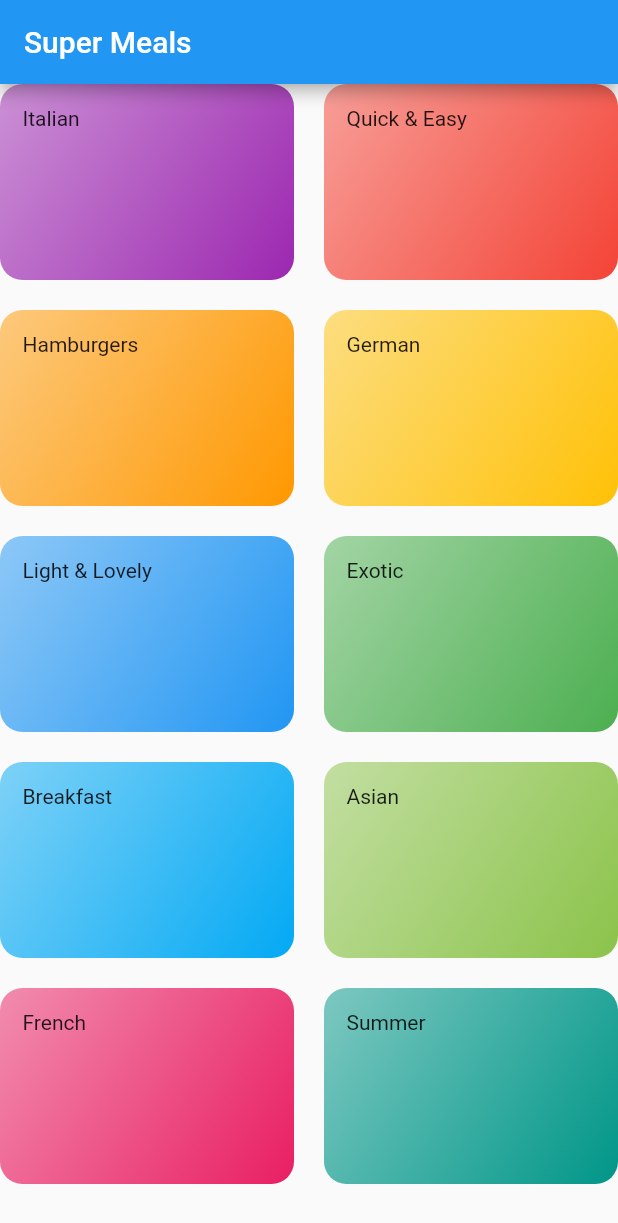
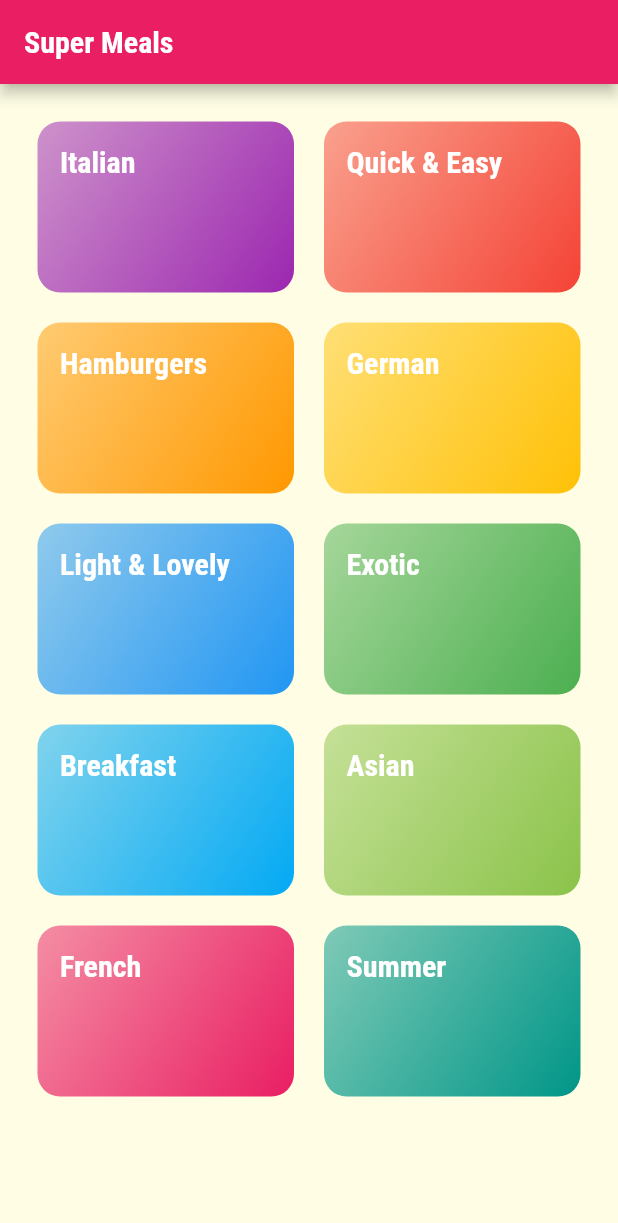
Before and after one commit to nicoproto/meals_flutter_app, a Flutter app: the screen it shows after launch, on a phone screen of 412 x 824 dp. Shown: the top 1223 px of the screen. Run offline on Flutter 3.47's test engine with Material 2 defaults, Android fonts, the phone set to English and light mode, and no system bars.

Commit message:
Styling & Theming

```diff
--- a/lib/categories_page.dart
+++ b/lib/categories_page.dart
@@ -10,6 +10,7 @@
         title: const Text("Super Meals"),
       ),
       body: GridView(
+          padding: const EdgeInsets.all(25),
           children: DUMMY_CATEGORIES
               .map((e) => CategoryItem(e.title, e.color))
               .toList(),
--- a/lib/category_item.dart
+++ b/lib/category_item.dart
@@ -10,7 +10,10 @@
   Widget build(BuildContext context) {
     return Container(
       padding: const EdgeInsets.all(15),
-      child: Text(title),
+      child: Text(
+        title,
+        style: Theme.of(context).textTheme.title,
+      ),
       decoration: BoxDecoration(
           gradient: LinearGradient(
             colors: [color.withOpacity(0.5), color],
--- a/lib/main.dart
+++ b/lib/main.dart
@@ -9,8 +9,18 @@
     return MaterialApp(
       title: 'DeliMeals',
       theme: ThemeData(
-        primarySwatch: Colors.blue,
-      ),
+          primarySwatch: Colors.pink,
+          accentColor: Colors.amber,
+          canvasColor: Color.fromRGBO(255, 254, 229, 1),
+          fontFamily: 'Raleway',
+          textTheme: ThemeData.light().textTheme.copyWith(
+              body1: TextStyle(color: Color.fromRGBO(20, 51, 51, 1)),
+              body2: TextStyle(color: Color.fromRGBO(20, 51, 51, 1)),
+              title: TextStyle(
+                  fontSize: 20,
+                  color: Colors.white,
+                  fontFamily: 'RobotoCondensed',
+                  fontWeight: FontWeight.bold))),
       home: CategoriesScreen(),
     );
   }
```
Also changed, not shown: pubspec.yaml (+17 -6 lines), assets/fonts/Raleway-Black.ttf (added), assets/fonts/Raleway-Bold.ttf (added), assets/fonts/Raleway-Regular.ttf (added), assets/fonts/RobotoCondensed-Bold.ttf (added), assets/fonts/RobotoCondensed-Italic.ttf (added), assets/fonts/RobotoCondensed-Light.ttf (added), assets/fonts/RobotoCondensed-Regular.ttf (added), 38 other files.
